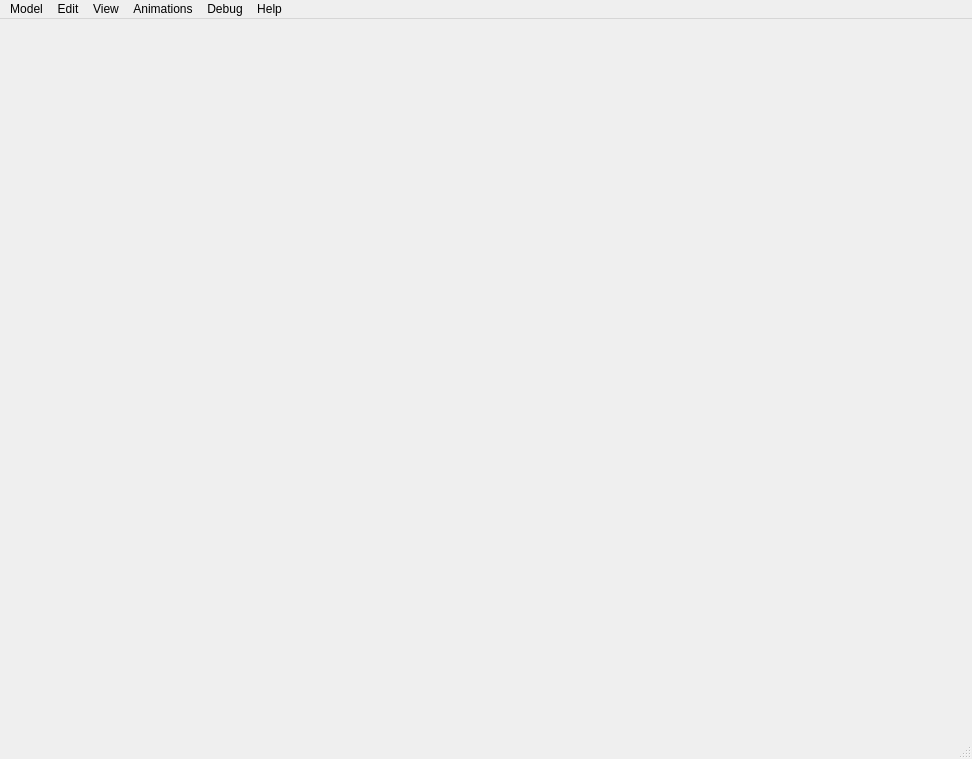
The window that GUI/MainWindow.ui (maximlevitsky/animations-editor-bdmorph) describes before a commit, drawn with Qt 5.
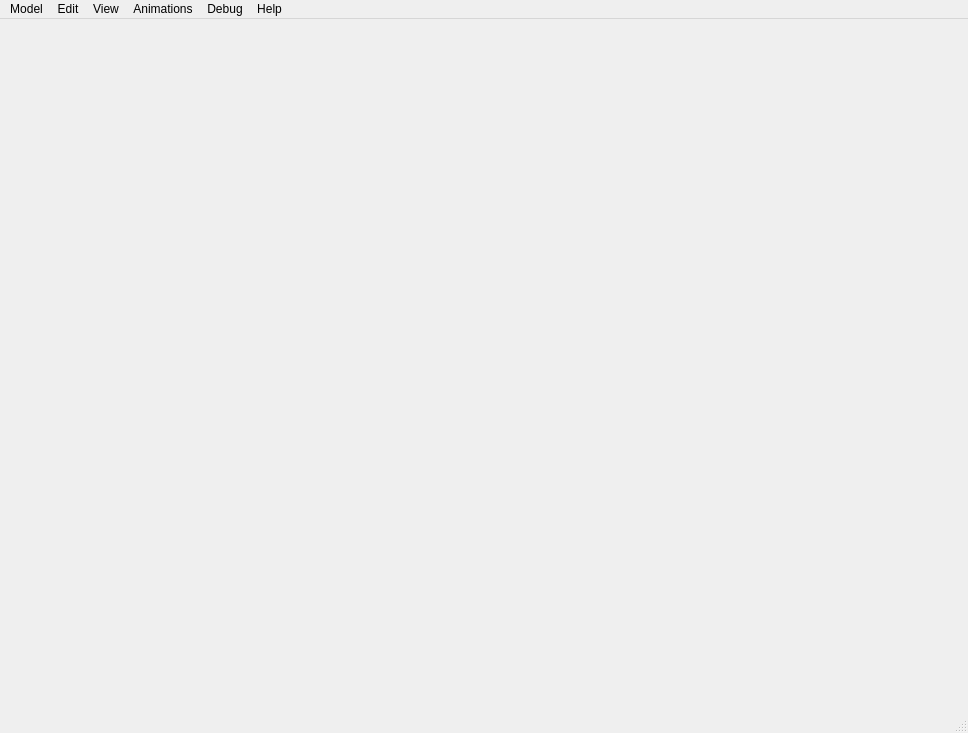
The same window after the commit.

```diff
--- a/GUI/MainWindow.ui
+++ b/GUI/MainWindow.ui
@@ -6,8 +6,8 @@
    <rect>
     <x>0</x>
     <y>0</y>
-    <width>972</width>
-    <height>759</height>
+    <width>968</width>
+    <height>733</height>
    </rect>
   </property>
   <property name="windowTitle">
@@ -28,7 +28,7 @@
     <rect>
      <x>0</x>
      <y>0</y>
-     <width>972</width>
+     <width>968</width>
      <height>23</height>
     </rect>
    </property>
```
Left out of the diff: 38 changed lines with no effect on the pictures.
